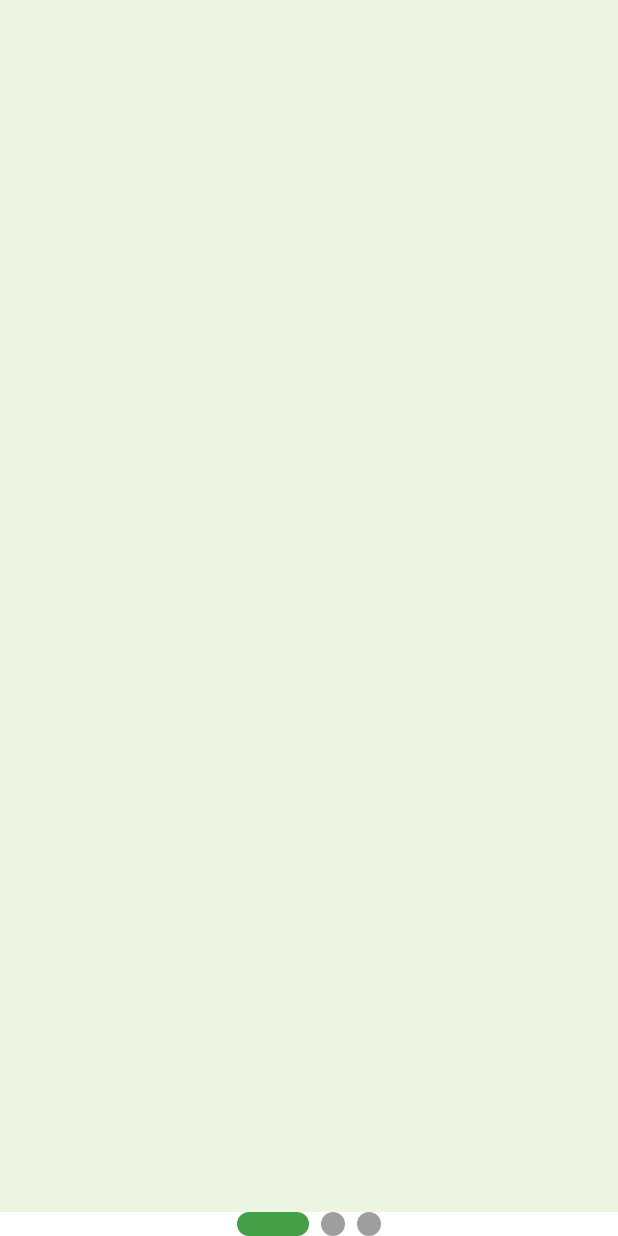
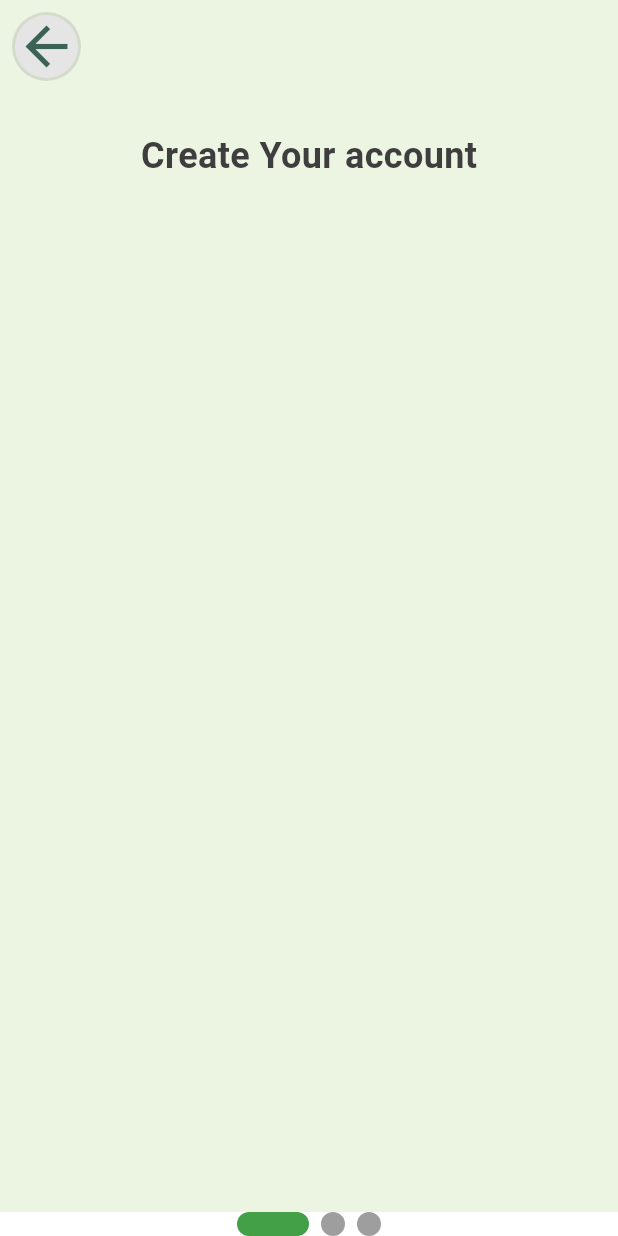
Before and after one commit to chima6985/Test_app, a Flutter app: the screen it shows after launch, swiped to page 4, on a phone screen of 412 x 824 dp. Run offline on Flutter 3.47's test engine with Material 3 defaults, Android fonts, the light colour scheme and no system bars; drawn by our look-alikes of smooth_page_indicator.

Commit message:
woring on the Signup page

```diff
--- a/lib/screens/signup_screen.dart
+++ b/lib/screens/signup_screen.dart
@@ -1,13 +1,56 @@
 import 'package:flutter/material.dart';
-class SignupScreen extends StatelessWidget{
+
+class SignupScreen extends StatelessWidget {
   SignupScreen({super.key});
   final Color singupScreenColor = Color(0XFFECF4E2);
   @override
   Widget build(BuildContext context) {
-  return Scaffold(
-    body: Container(decoration: BoxDecoration(
-      color: singupScreenColor
-    ),)
-  );
+    final mqr = MediaQuery.of(context).size;
+    return Scaffold(
+      body: SafeArea(
+        child: Container(
+          margin: EdgeInsets.all(0),
+          width: mqr.width,
+          height: mqr.height,
+          decoration: BoxDecoration(color: singupScreenColor),
+          child: Column(
+            crossAxisAlignment: CrossAxisAlignment.start,
+            children: [
+              Container(
+                margin: EdgeInsets.all(10),
+                decoration: BoxDecoration(
+                  shape: BoxShape.circle,
+                  color: Color(0XFFE5E5E5),
+                  boxShadow: [
+                    BoxShadow(
+                      color: Colors.black.withOpacity(0.1),
+                      spreadRadius: 2,
+                      offset: Offset(0, 0),
+                    ),
+                  ],
+                ),
+                child: Icon(
+                  Icons.arrow_back,
+                  size: 42,
+                  color: Color(0XFF3C6255),
+                ),
+              ),
+              SizedBox(height: 25),
+              Center(
+                child: Text(
+                  'Create Your account',
+                  style: TextStyle(
+                    fontSize: 24,
+                    fontWeight: FontWeight.w600,
+                    color: Color(0XFF3E3E3E),
+                  ),
+                ),
+              ),
+              SizedBox(height: 25),
+            ],
+          ),
+        ),
+      ),
+    );
   }
 }
```
